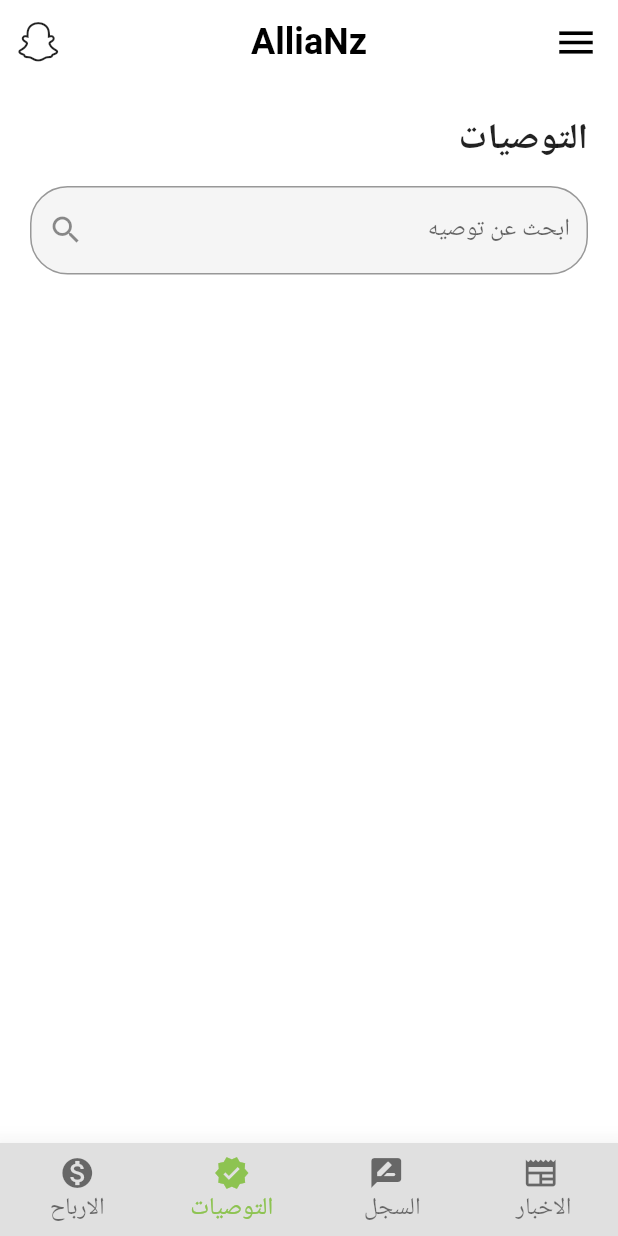
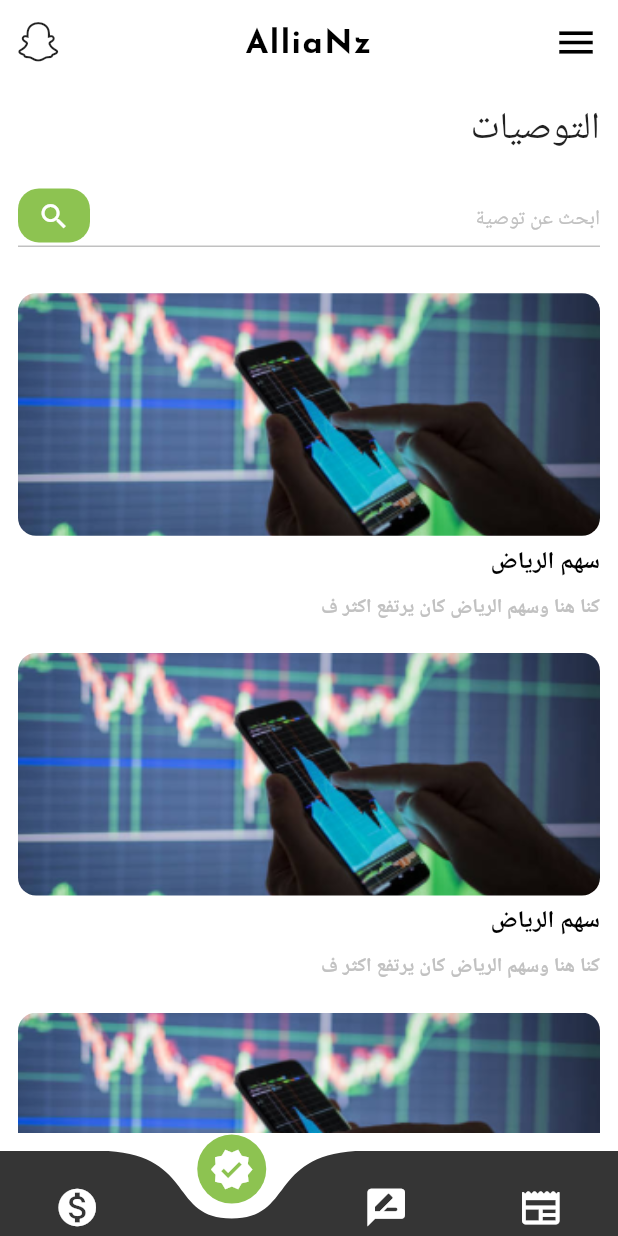
Before and after one commit to ahmedaadel/stock-market-app, a Flutter app: the HomeLayout screen opened directly, item 3 of the bottom bar chosen, after a tap on the "snapchat" icon, on a phone screen of 412 x 824 dp. Run offline on Flutter 3.47's test engine with Material 2 defaults, Android fonts, the phone set to English and light mode, and no system bars; drawn by our look-alikes of curved_navigation_bar; our stand-ins replace dio, firebase_auth, firebase_core, flutter_bloc, flutter_svg, fluttertoast and 1 more; missing offline and left inert: text_divider; accounts and stored records are empty.

Commit message:
zeyad-design adjustment

```diff
--- a/lib/Layout/Home_Layout.dart
+++ b/lib/Layout/Home_Layout.dart
@@ -2,6 +2,7 @@
 import 'package:borsetak/Shared/components/constants.dart';
 import 'package:borsetak/cubit/cubit.dart';
 import 'package:borsetak/cubit/states.dart';
+import 'package:curved_navigation_bar/curved_navigation_bar.dart';
 import 'package:flutter/material.dart';
 import 'package:flutter_bloc/flutter_bloc.dart';
 
@@ -10,26 +11,50 @@ class HomeLayout extends StatelessWidget {
 
   @override
   Widget build(BuildContext context) {
+    final items=<Widget>[
+              Icon(Icons.newspaper_rounded
+              ),
+               Icon(Icons.rate_review_rounded ),
+                Icon(Icons.verified),
+                Icon(Icons.monetization_on ),
+              ];
+
     return BlocConsumer<AppCubit,AppStates>(
       listener: (context, state) {},
       builder: (context, state) {
         var cub = AppCubit.get(context);
         return Directionality(
           textDirection: TextDirection.rtl,
-          child: Scaffold(
-            body: cub.navBarScreens[cub.currentIndex],
+          child: Container(
+            color:blackColor ,
+            child: SafeArea(
+              top: false,
+              child: Scaffold(
 
-            bottomNavigationBar: BottomNavigationBar(
-              currentIndex: cub.currentIndex,
-              onTap: (value){
-                cub.changeBottomScreen(value);
-              },
-              items: const [
-                BottomNavigationBarItem(icon: Icon(Icons.newspaper),label: 'الاخبار '),
-                BottomNavigationBarItem(icon: Icon(Icons.rate_review_rounded),label: 'السجل  '),
-                BottomNavigationBarItem(icon: Icon(Icons.verified),label: 'التوصيات'),
-                BottomNavigationBarItem(icon: Icon(Icons.monetization_on),label: 'الارباح'),
-              ],
+
+                backgroundColor: Colors.white,
+                body: cub.navBarScreens[cub.currentIndex],
+
+                bottomNavigationBar: Theme(
+                  data: ThemeData(
+                    iconTheme: IconThemeData(size:30,color: Colors.white),
+
+
+                    ),
+                  child: CurvedNavigationBar(
+                    animationDuration: Duration(milliseconds: 300),
+                    buttonBackgroundColor: defaultColor,
+                   backgroundColor: Colors.white,//no change
+                   color: blackColor,
+                    index: cub.currentIndex,
+                    onTap: (value){
+                      cub.changeBottomScreen(value);
+                    },
+                    items: items,
+                    height: getAppheight(context,55),
+                  ),
+                ),
+              ),
             ),
           ),
         );
--- a/lib/Shared/components/constants.dart
+++ b/lib/Shared/components/constants.dart
@@ -1,3 +1,13 @@
 import 'package:flutter/material.dart';
 
 const Color defaultColor = Color(0xFF8DC351);
+const Color blackColor = Color(0xFF353535);
+const Color greyColor = Color(0xFFc1c1c1);
+
+getAPPWidth(context,figma_width){
+return (MediaQuery.of(context).size.width)*figma_width/360;
+}
+getAppheight(context,figma_height){
+return ((MediaQuery.of(context).size.height)*figma_height/800);
+}
+//const ratio_for_nav_bar=3/40;
--- a/lib/main.dart
+++ b/lib/main.dart
@@ -50,6 +50,8 @@ class MyApp extends StatelessWidget {
                 primarySwatch: Colors.lightGreen,
                 scaffoldBackgroundColor: Colors.white,
                 appBarTheme: const AppBarTheme(
+
+
                     actionsIconTheme: IconThemeData(color: Colors.black87),
                     iconTheme: IconThemeData(color: Colors.black),
                     backgroundColor: Colors.white,
@@ -60,7 +62,7 @@ class MyApp extends StatelessWidget {
                         color: Colors.black,
                         fontSize: 20,
                         fontWeight: FontWeight.bold)),
-                bottomNavigationBarTheme: BottomNavigationBarThemeData(
+               /* bottomNavigationBarTheme: BottomNavigationBarThemeData(
                   unselectedItemColor: Colors.black54,
                   backgroundColor: Colors.grey[300],
                   elevation: 15,
@@ -70,7 +72,7 @@ class MyApp extends StatelessWidget {
                   const TextStyle(decorationColor: Colors.black, fontSize: 16),
                   selectedLabelStyle:
                   const TextStyle(decorationColor: Colors.black, fontSize: 16),
-                ),
+                ),*/
               ),
               debugShowCheckedModeBanner: false,
               home:currentScreen
--- /dev/null
+++ b/lib/models/stock.dart
@@ -0,0 +1,10 @@
+class Stock{
+  final String name;
+  final int state;
+  final String description;
+  Stock({
+    this.name="",
+    this.state=-1,
+    this.description="",
+});
+}
--- a/lib/modules/Last_News.dart
+++ b/lib/modules/Last_News.dart
@@ -1,4 +1,5 @@
 import 'package:borsetak/Shared/components/components.dart';
+import 'package:borsetak/Shared/components/constants.dart';
 import 'package:flutter/material.dart';
 
 class LastNewsScreen extends StatelessWidget {
@@ -12,11 +13,11 @@ class LastNewsScreen extends StatelessWidget {
         centerTitle: true,
         title: const Text(
           ' AlliaNz ',
-          style: TextStyle(fontSize: 24),
+          style: TextStyle(fontSize: 22,fontFamily: "ReemKufi",letterSpacing: 1),
         ),
         actions: [
           IconButton(
-              onPressed: () {}, icon: const Icon(Icons.snapchat, size: 35))
+              onPressed: () {}, icon: const Icon(Icons.snapchat, size: 30))
         ],
         leading: IconButton(
             icon: const Icon(
@@ -32,25 +33,32 @@ class LastNewsScreen extends StatelessWidget {
           children: [
             const Text(
               'اخر الاخبار',
-              style: TextStyle(fontWeight: FontWeight.bold, fontSize: 24),
+              style: TextStyle(fontWeight: FontWeight.bold, fontSize: 25),
             ),
-            const SizedBox(
-              height: 15,
+             SizedBox(
+              height: getAppheight(context, 16),
             ),
             Container(
-              decoration: BoxDecoration(
-                  color: Colors.grey[100],
-                  borderRadius: BorderRadius.circular(25)),
-              child: searchForm(
-                  onChange: (value) {},
-                  controller: searchController,
-                  labelText: 'ابحث عن خبر',
-                  suffixIcon: IconButton(
-                    onPressed: () {},
-                    icon: const Icon(
-                      Icons.search,
+              height: getAppheight(context, 36),
+              width: double.infinity,
+
+
+              child: TextFormField(
+                textAlignVertical: TextAlignVertical.bottom,
+                  decoration: InputDecoration(
+                    hintText: "ابحث عن خبر",
+                    alignLabelWithHint: true,
+                    hintStyle: TextStyle(fontWeight: FontWeight.bold,color: Color(0x66000000),fontSize: 14),
+                    filled: true,
+                    fillColor: Color(0x80F0F0F0),
+                    border:OutlineInputBorder(
+                      borderSide: BorderSide.none,
+                      borderRadius: BorderRadius.circular(16),
+
+
                     ),
-                  )),
+                  ),
+                ),
             )
           ],
         ),
--- a/lib/modules/Tawsyat.dart
+++ b/lib/modules/Tawsyat.dart
@@ -1,5 +1,8 @@
 import 'package:borsetak/Shared/components/components.dart';
+import 'package:borsetak/Shared/components/constants.dart';
 import 'package:flutter/material.dart';
+
+import '../models/stock.dart';
 
 class TawsyatScreen extends StatelessWidget {
   const TawsyatScreen({Key? key}) : super(key: key);
@@ -12,7 +15,7 @@ class TawsyatScreen extends StatelessWidget {
         centerTitle: true,
         title: const Text(
           ' AlliaNz ',
-          style: TextStyle(fontSize: 24),
+          style: TextStyle(fontSize: 22,fontFamily: "ReemKufi",letterSpacing: 1),
         ),
         actions: [
           IconButton(
@@ -26,34 +29,74 @@ class TawsyatScreen extends StatelessWidget {
             onPressed: () {}),
       ),
       body: Padding(
-        padding: const EdgeInsets.all(20.0),
+        padding: const EdgeInsets.all(12.0),
         child: Column(
           crossAxisAlignment: CrossAxisAlignment.start,
           children: [
             const Text(
               'التوصيات',
-              style: TextStyle(fontWeight: FontWeight.bold, fontSize: 24),
+              style: TextStyle( fontSize: 25),
             ),
-            const SizedBox(
-              height: 15,
+             SizedBox(
+              height: getAppheight(context, 20),
             ),
             Container(
-              decoration: BoxDecoration(
-                  color: Colors.grey[100],
-                  borderRadius: BorderRadius.circular(25)),
-              child: searchForm(
-                  onChange: (value) {},
-                  controller: searchController,
-                  labelText: 'ابحث عن توصيه',
-                  suffixIcon: IconButton(
-                    onPressed: () {},
-                    icon: const Icon(
-                      Icons.search,
-                    ),
-                  )),
+              width: double.infinity,
+              height: 42,
+              child: TextFormField(
+                style: TextStyle(
+                  color: Colors.white,
+                  fontSize: 14,
+                ),
+                decoration: InputDecoration(
+
+
+                  enabledBorder: const UnderlineInputBorder(
+                  borderSide:  BorderSide(color: greyColor, width: 1.0),),
+                  hintText: "ابحث عن توصية",
+                  hintStyle: TextStyle(
+                    color: greyColor,
+                    fontSize: 14,
+
+
+
+                  ),
+                  suffixIcon:
+                   Padding(
+                     padding: const EdgeInsets.symmetric(vertical: 3),
+                     child: Container(
+
+                      decoration: BoxDecoration(
+                        borderRadius:BorderRadius.circular(14),
+                        color: defaultColor,
+                      ),
+
+                      child: IconButton(icon:Icon(Icons.search),
+                      onPressed: (){},
+                      color: Colors.white,
+                      iconSize: 22,
+                      ),
+                  ),
+                   ),
+                  border:UnderlineInputBorder(),
+
+
+                ),
+
+              ),
+            ),
+           SizedBox(height: getAppheight(context, 30),),
+            Expanded(
+              child: ListView.separated(
+              itemBuilder: (context, index) => newsBuilder2(Stock(name: "سهم الرياض",description: "كنا هنا وسهم الرياض كان يرتفع اكثر ف"), context),
+              separatorBuilder: (context,index)=>SizedBox(height: getAppheight(context, 21),),
+              itemCount: 4),
             )
+
           ],
         ),
+
+
       ),
     );
   }
@@ -99,3 +142,59 @@ Widget newsBuilder() => Padding(
         ],
       ),
     );
+
+Widget newsBuilder2(Stock stock,context){
+  return   Container(
+    decoration: BoxDecoration(
+      borderRadius: BorderRadius.circular(12)
+    ),
+    child: RawMaterialButton(
+
+      shape: RoundedRectangleBorder( borderRadius: BorderRadius.circular(12)
+
+      ),
+        onPressed: (){},
+        child: Column(
+            crossAxisAlignment: CrossAxisAlignment.start,
+            mainAxisAlignment: MainAxisAlignment.center,
+            children:[
+              Container(
+                height: getAppheight(context, 157),
+                width: double.infinity,
+                decoration: BoxDecoration(
+                image:DecorationImage(image: AssetImage("assets/images/holding phone.png"),fit: BoxFit.cover),
+                borderRadius: BorderRadius.circular(12),
+
+              ),
+              ),
+
+              SizedBox(height: getAppheight(context, 6),),
+              Text("${stock.name}",
+
+                overflow: TextOverflow.ellipsis,
+                style: TextStyle(
+                  letterSpacing: 1,
+                  fontSize: 16,
+                  color: Colors.black,
+                  fontWeight: FontWeight.bold,
+
+
+
+                ),
+              ),
+              SizedBox(height:getAppheight(context, 10),),
+              Text("${stock.description}",
+                style: TextStyle(
+                  fontSize: 13,
+                  fontWeight: FontWeight.bold,
+                  color: greyColor,
+
+                ),
+                maxLines: 1,
+                overflow: TextOverflow.ellipsis,
+              )
+            ]
+        ),
+      ),
+  );
+}
```
Also changed, not shown: lib/modules/segel_Screen.dart (+60 -44 lines), pubspec.yaml (+26 -0 lines), assets/images/Calculator.svg (added), assets/images/down.png (added), assets/images/holding phone.png (added), assets/images/logo.png, fonts/DMSans-Regular.ttf (added), fonts/ReemKufi-Bold.ttf (added), fonts/ReemKufi-Regular.ttf (added), lib/firebase_options.dart (added), pubspec.lock, 2 other files.
